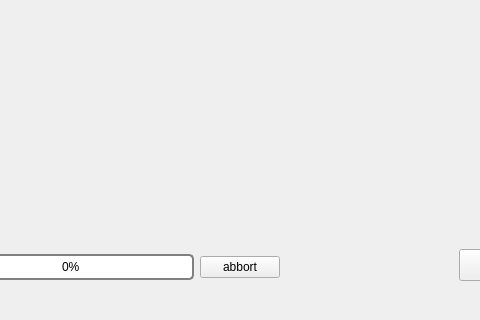
First picture: the form in modules/gui.ui, repository ts-quantum/OrbVista, before the edit; both pictures show x 291 to 771 and y 280 to 600 of the 885 by 600 pixel window.
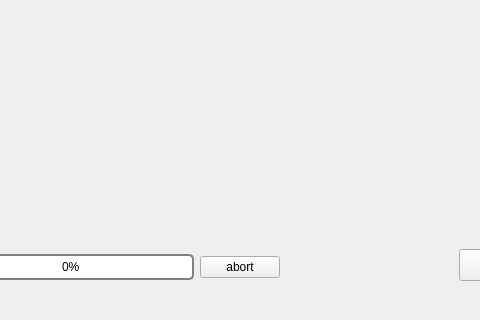
Second picture: the form after the edit.

The edit to the form file:
```diff
--- a/modules/gui.ui
+++ b/modules/gui.ui
@@ -208,7 +208,7 @@
      <item>
       <widget class="QPushButton" name="abort">
        <property name="text">
-        <string>abbort</string>
+        <string>abort</string>
        </property>
       </widget>
      </item>
```
Left out of the diff: 38 changed lines with no effect on the pictures.
